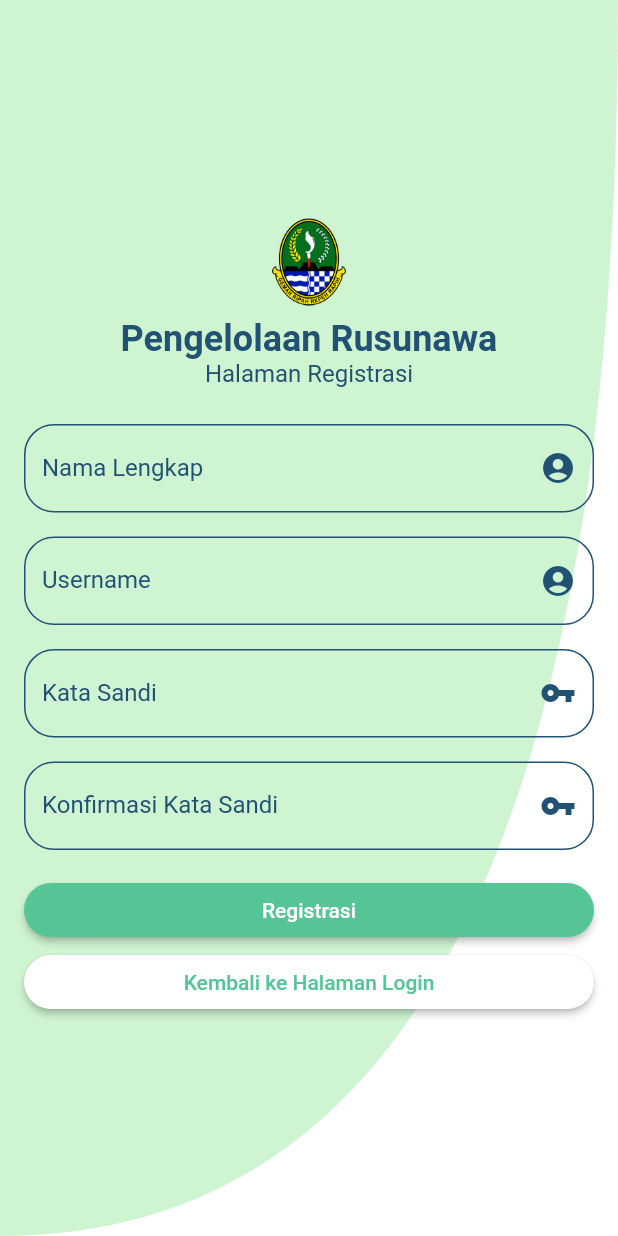
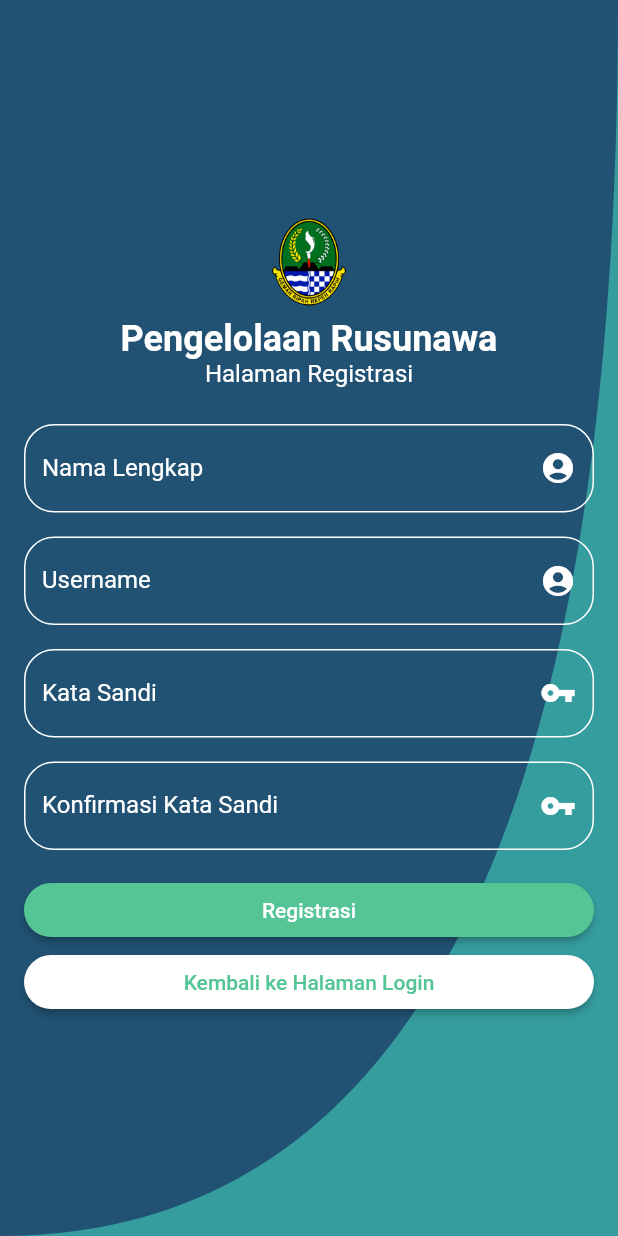
Before and after one commit to andifauzy7/Pengelolaan-Rusunawa, a Flutter app: the screen it shows after launch, after a tap on "Registrasi", on a phone screen of 412 x 824 dp. Run offline on Flutter 3.47's test engine with Material 2 defaults, Android fonts, the phone set to English and light mode, and no system bars; our stand-ins replace bloc, flutter_bloc, flutter_image_slideshow, fluttertoast, lottie, shared_preferences.

Commit message:
Perbaharui halaman Login dan Register

```diff
--- a/lib/presentationLayer/loginScreen.dart
+++ b/lib/presentationLayer/loginScreen.dart
@@ -85,9 +85,9 @@ class _LoginScreenState extends State<LoginScreen> {
                             : AutovalidateMode.disabled,
                         key: _formKey,
                         child: Column(
-                          crossAxisAlignment: CrossAxisAlignment.start,
+                          crossAxisAlignment: CrossAxisAlignment.center,
                           children: [
-                            Row(
+                            Column(
                               mainAxisAlignment: MainAxisAlignment.center,
                               children: [
                                 Container(
@@ -101,18 +101,22 @@ class _LoginScreenState extends State<LoginScreen> {
                                 Column(
                                   crossAxisAlignment: CrossAxisAlignment.start,
                                   children: [
-                                    Text(
+                                    Center(
+                                      child: Text(
                                         'Pengelolaan Rusunawa',
                                         style: TextStyle(
-                                          color: ColorsTheme.mainColor,
+                                            color: ColorsTheme.white,
                                             fontSize: 24.0,
                                             fontWeight: FontWeight.bold),
                                       ),
-                                    Text(
+                                    ),
+                                    Center(
+                                      child: Text(
                                         'Halaman Login',
                                         style: TextStyle(
-                                          color: ColorsTheme.mainColor,
+                                            color: ColorsTheme.white,
                                             fontSize: 16.0),
+                                      ),
                                     ),
                                   ],
                                 ),
@@ -125,23 +129,24 @@ class _LoginScreenState extends State<LoginScreen> {
                               decoration: InputDecoration(
                                 hintText: 'Isi username anda.',
                                 hintStyle:
-                                    TextStyle(color: ColorsTheme.mainColor),
+                                    TextStyle(color: ColorsTheme.white),
                                 labelText: 'Username',
                                 labelStyle:
-                                    TextStyle(color: ColorsTheme.mainColor),
+                                    TextStyle(color: ColorsTheme.white),
                                 suffixIcon: Icon(
                                   Icons.account_circle,
-                                  color: ColorsTheme.mainColor,
+                                  color: ColorsTheme.white,
                                 ),
                                 border: OutlineInputBorder(
                                   borderRadius: BorderRadius.circular(20.0),
                                 ),
                                 enabledBorder: OutlineInputBorder(
                                   borderSide:
-                                      BorderSide(color: ColorsTheme.mainColor),
+                                      BorderSide(color: ColorsTheme.white),
                                   borderRadius: BorderRadius.circular(20.0),
                                 ),
                               ),
+                              style: TextStyle(color: ColorsTheme.white),
                               controller: _username,
                               validator: (value) {
                                 if (value.isEmpty) {
@@ -162,22 +167,23 @@ class _LoginScreenState extends State<LoginScreen> {
                                 hintText: 'Masukkan kata sandi anda.',
                                 labelText: 'Kata Sandi',
                                 labelStyle:
-                                    TextStyle(color: ColorsTheme.mainColor),
+                                    TextStyle(color: ColorsTheme.white),
                                 hintStyle:
-                                    TextStyle(color: ColorsTheme.mainColor),
+                                    TextStyle(color: ColorsTheme.white),
                                 suffixIcon: Icon(
                                   Icons.vpn_key,
-                                  color: ColorsTheme.mainColor,
+                                  color: ColorsTheme.white,
                                 ),
                                 border: OutlineInputBorder(
                                   borderRadius: BorderRadius.circular(20.0),
                                 ),
                                 enabledBorder: OutlineInputBorder(
                                   borderSide:
-                                      BorderSide(color: ColorsTheme.mainColor),
+                                      BorderSide(color: ColorsTheme.white),
                                   borderRadius: BorderRadius.circular(20.0),
                                 ),
                               ),
+                              style: TextStyle(color: ColorsTheme.white),
                               controller: _password,
                               validator: (value) {
                                 if (value.isEmpty) {
--- a/lib/presentationLayer/registerScreen.dart
+++ b/lib/presentationLayer/registerScreen.dart
@@ -88,14 +88,14 @@ class _RegisterScreenState extends State<RegisterScreen> {
                             Text(
                               'Pengelolaan Rusunawa',
                               style: TextStyle(
-                                  color: ColorsTheme.mainColor,
+                                  color: ColorsTheme.white,
                                   fontSize: 24.0,
                                   fontWeight: FontWeight.bold),
                             ),
                             Text(
                               'Halaman Registrasi',
                               style: TextStyle(
-                                  color: ColorsTheme.mainColor, fontSize: 16.0),
+                                  color: ColorsTheme.white, fontSize: 16.0),
                             ),
                             SizedBox(
                               height: 24.0,
@@ -104,23 +104,24 @@ class _RegisterScreenState extends State<RegisterScreen> {
                               decoration: InputDecoration(
                                 hintText: 'Isi nama lengkap anda.',
                                 hintStyle:
-                                    TextStyle(color: ColorsTheme.mainColor),
+                                    TextStyle(color: ColorsTheme.white),
                                 labelText: 'Nama Lengkap',
                                 labelStyle:
-                                    TextStyle(color: ColorsTheme.mainColor),
+                                    TextStyle(color: ColorsTheme.white),
                                 suffixIcon: Icon(
                                   Icons.account_circle,
-                                  color: ColorsTheme.mainColor,
+                                  color: ColorsTheme.white,
                                 ),
                                 border: OutlineInputBorder(
                                   borderRadius: BorderRadius.circular(20.0),
                                 ),
                                 enabledBorder: OutlineInputBorder(
                                   borderSide:
-                                      BorderSide(color: ColorsTheme.mainColor),
+                                      BorderSide(color: ColorsTheme.white),
                                   borderRadius: BorderRadius.circular(20.0),
                                 ),
                               ),
+                              style: TextStyle(color: ColorsTheme.white),
                               controller: _nama,
                               validator: (value) {
                                 if (value.isEmpty) {
@@ -139,23 +140,24 @@ class _RegisterScreenState extends State<RegisterScreen> {
                               decoration: InputDecoration(
                                 hintText: 'Isi username anda.',
                                 hintStyle:
-                                    TextStyle(color: ColorsTheme.mainColor),
+                                    TextStyle(color: ColorsTheme.white),
                                 labelText: 'Username',
                                 labelStyle:
-                                    TextStyle(color: ColorsTheme.mainColor),
+                                    TextStyle(color: ColorsTheme.white),
                                 suffixIcon: Icon(
                                   Icons.account_circle,
-                                  color: ColorsTheme.mainColor,
+                                  color: ColorsTheme.white,
                                 ),
                                 border: OutlineInputBorder(
                                   borderRadius: BorderRadius.circular(20.0),
                                 ),
                                 enabledBorder: OutlineInputBorder(
                                   borderSide:
-                                      BorderSide(color: ColorsTheme.mainColor),
+                                      BorderSide(color: ColorsTheme.white),
                                   borderRadius: BorderRadius.circular(20.0),
                                 ),
                               ),
+                              style: TextStyle(color: ColorsTheme.white),
                               controller: _username,
                               validator: (value) {
                                 if (value.isEmpty) {
@@ -176,22 +178,23 @@ class _RegisterScreenState extends State<RegisterScreen> {
                                 hintText: 'Masukkan kata sandi anda.',
                                 labelText: 'Kata Sandi',
                                 labelStyle:
-                                    TextStyle(color: ColorsTheme.mainColor),
+                                    TextStyle(color: ColorsTheme.white),
                                 hintStyle:
-                                    TextStyle(color: ColorsTheme.mainColor),
+                                    TextStyle(color: ColorsTheme.white),
                                 suffixIcon: Icon(
                                   Icons.vpn_key,
-                                  color: ColorsTheme.mainColor,
+                                  color: ColorsTheme.white,
                                 ),
                                 border: OutlineInputBorder(
                                   borderRadius: BorderRadius.circular(20.0),
                                 ),
                                 enabledBorder: OutlineInputBorder(
                                   borderSide:
-                                      BorderSide(color: ColorsTheme.mainColor),
+                                      BorderSide(color: ColorsTheme.white),
                                   borderRadius: BorderRadius.circular(20.0),
                                 ),
                               ),
+                              style: TextStyle(color: ColorsTheme.white),
                               controller: _password,
                               validator: (value) {
                                 if (value.isEmpty) {
@@ -212,22 +215,23 @@ class _RegisterScreenState extends State<RegisterScreen> {
                                 hintText: 'Masukkan kata sandi anda.',
                                 labelText: 'Konfirmasi Kata Sandi',
                                 labelStyle:
-                                    TextStyle(color: ColorsTheme.mainColor),
+                                    TextStyle(color: ColorsTheme.white),
                                 hintStyle:
-                                    TextStyle(color: ColorsTheme.mainColor),
+                                    TextStyle(color: ColorsTheme.white),
                                 suffixIcon: Icon(
                                   Icons.vpn_key,
-                                  color: ColorsTheme.mainColor,
+                                  color: ColorsTheme.white,
                                 ),
                                 border: OutlineInputBorder(
                                   borderRadius: BorderRadius.circular(20.0),
                                 ),
                                 enabledBorder: OutlineInputBorder(
                                   borderSide:
-                                      BorderSide(color: ColorsTheme.mainColor),
+                                      BorderSide(color: ColorsTheme.white),
                                   borderRadius: BorderRadius.circular(20.0),
                                 ),
                               ),
+                              style: TextStyle(color: ColorsTheme.white),
                               controller: _passwordConfirm,
                               validator: (value) {
                                 if (value.isEmpty) {
--- a/lib/utils/backgroundPainter.dart
+++ b/lib/utils/backgroundPainter.dart
@@ -11,7 +11,7 @@ class BackgroundPainter extends CustomPainter {
 
     Path mainBackground = Path();
     mainBackground.addRect(Rect.fromLTRB(0, 0, width, height));
-    paint.color = ColorsTheme.fiveColor;
+    paint.color = ColorsTheme.mainColor;
     canvas.drawPath(mainBackground, paint);
 
     Path ovalPath = Path();
@@ -20,7 +20,7 @@ class BackgroundPainter extends CustomPainter {
     ovalPath.lineTo(width, height);
     ovalPath.close();
 
-    paint.color = ColorsTheme.white;
+    paint.color = ColorsTheme.secondColor;
     canvas.drawPath(ovalPath, paint);
   }
 
```
Lines whose indentation alone changed are shown as unchanged.
